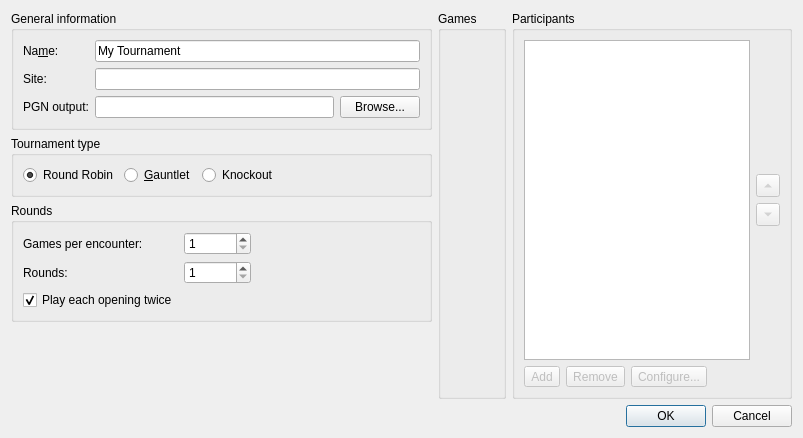
First picture: the form in projects/gui/ui/newtournamentdlg.ui, repository cutechess/cutechess, before the edit.
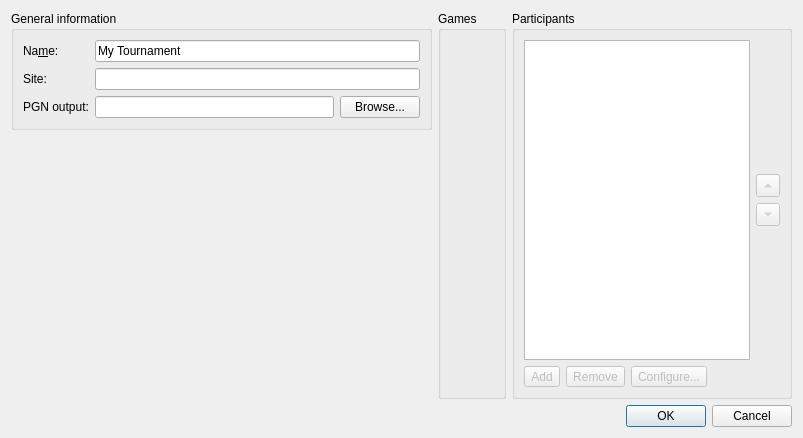
Second picture: the form after the edit. Icons and pictures are not drawn. Custom widgets are drawn as their Qt base class.

Commit message: gui: use TournamentSettingsWidget (#83)

Diff of the .ui file:
```diff
--- a/projects/gui/ui/newtournamentdlg.ui
+++ b/projects/gui/ui/newtournamentdlg.ui
@@ -17,7 +17,7 @@
    <item>
     <layout class="QHBoxLayout" name="horizontalLayout_7" stretch="3,0,2">
      <item>
-      <layout class="QVBoxLayout" name="verticalLayout_5" stretch="0,0,0,0">
+      <layout class="QVBoxLayout" name="verticalLayout_5" stretch="0,0,0">
        <item>
         <widget class="QGroupBox" name="groupBox_3">
          <property name="title">
@@ -105,118 +105,7 @@
         </widget>
        </item>
        <item>
-        <widget class="QGroupBox" name="groupBox_2">
-         <property name="title">
-          <string>Tournament type</string>
-         </property>
-         <layout class="QHBoxLayout" name="horizontalLayout">
-          <item>
-           <widget class="QRadioButton" name="m_roundRobinRadio">
-            <property name="text">
-             <string>Round Robin</string>
-            </property>
-            <property name="checked">
-             <bool>true</bool>
-            </property>
-           </widget>
-          </item>
-          <item>
-           <widget class="QRadioButton" name="m_gauntletRadio">
-            <property name="text">
-             <string>&amp;Gauntlet</string>
-            </property>
-           </widget>
-          </item>
-          <item>
-           <widget class="QRadioButton" name="m_knockoutRadio">
-            <property name="text">
-             <string>Knockout</string>
-            </property>
-           </widget>
-          </item>
-          <item>
-           <spacer name="horizontalSpacer_3">
-            <property name="orientation">
-             <enum>Qt::Horizontal</enum>
-            </property>
-            <property name="sizeHint" stdset="0">
-             <size>
-              <width>40</width>
-              <height>20</height>
-             </size>
-            </property>
-           </spacer>
-          </item>
-         </layout>
-        </widget>
-       </item>
-       <item>
-        <widget class="QGroupBox" name="groupBox_4">
-         <property name="title">
-          <string>Rounds</string>
-         </property>
-         <layout class="QFormLayout" name="formLayout_3">
-          <property name="fieldGrowthPolicy">
-           <enum>QFormLayout::ExpandingFieldsGrow</enum>
-          </property>
-          <item row="0" column="0">
-           <widget class="QLabel" name="label_6">
-            <property name="text">
-             <string>Games per encounter:</string>
-            </property>
-            <property name="buddy">
-             <cstring>m_gamesPerEncounterSpin</cstring>
-            </property>
-           </widget>
-          </item>
-          <item row="0" column="1">
-           <widget class="QSpinBox" name="m_gamesPerEncounterSpin">
-            <property name="minimum">
-             <number>1</number>
-            </property>
-            <property name="maximum">
-             <number>999999</number>
-            </property>
-           </widget>
-          </item>
-          <item row="2" column="0">
-           <widget class="QLabel" name="label_7">
-            <property name="text">
-             <string>Rounds:</string>
-            </property>
-            <property name="buddy">
-             <cstring>m_roundsSpin</cstring>
-            </property>
-           </widget>
-          </item>
-          <item row="2" column="1">
-           <widget class="QSpinBox" name="m_roundsSpin">
-            <property name="minimum">
-             <number>1</number>
-            </property>
-            <property name="maximum">
-             <number>999999</number>
-            </property>
-           </widget>
-          </item>
-          <item row="3" column="0">
-           <widget class="QCheckBox" name="m_repeatCheckBox">
-            <property name="enabled">
-             <bool>true</bool>
-            </property>
-            <property name="toolTip">
-             <string>If an opening book or opening suite is used, play each opening twice so that both players get to play it on both sides.</string>
-            </property>
-            <property name="text">
-             <string>Play each opening twice</string>
-            </property>
-            <property name="checked">
-             <bool>true</bool>
-            </property>
-           </widget>
-          </item>
-         </layout>
-        </widget>
+        <widget class="TournamentSettingsWidget" name="m_tournamentSettings" native="true"/>
        </item>
        <item>
         <spacer name="verticalSpacer_3">
@@ -429,6 +318,12 @@
    <header>src/gamesettingswidget.h</header>
    <container>1</container>
   </customwidget>
+  <customwidget>
+   <class>TournamentSettingsWidget</class>
+   <extends>QWidget</extends>
+   <header>src/tournamentsettingswidget.h</header>
+   <container>1</container>
+  </customwidget>
  </customwidgets>
  <resources>
   <include location="../res/icons/icons.qrc"/>
```
The commit also changes 6 other files.
